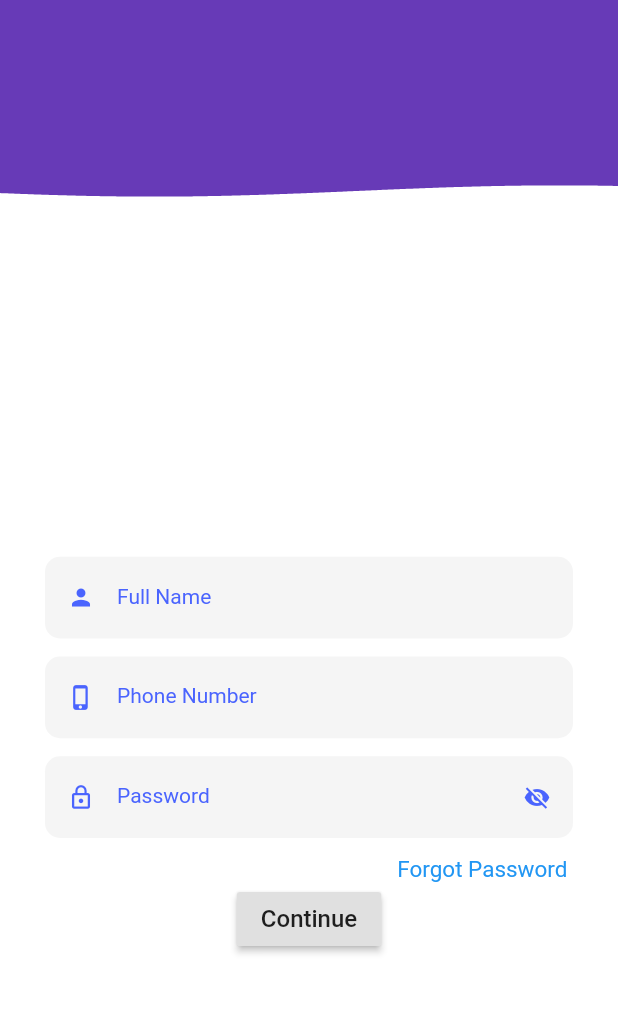
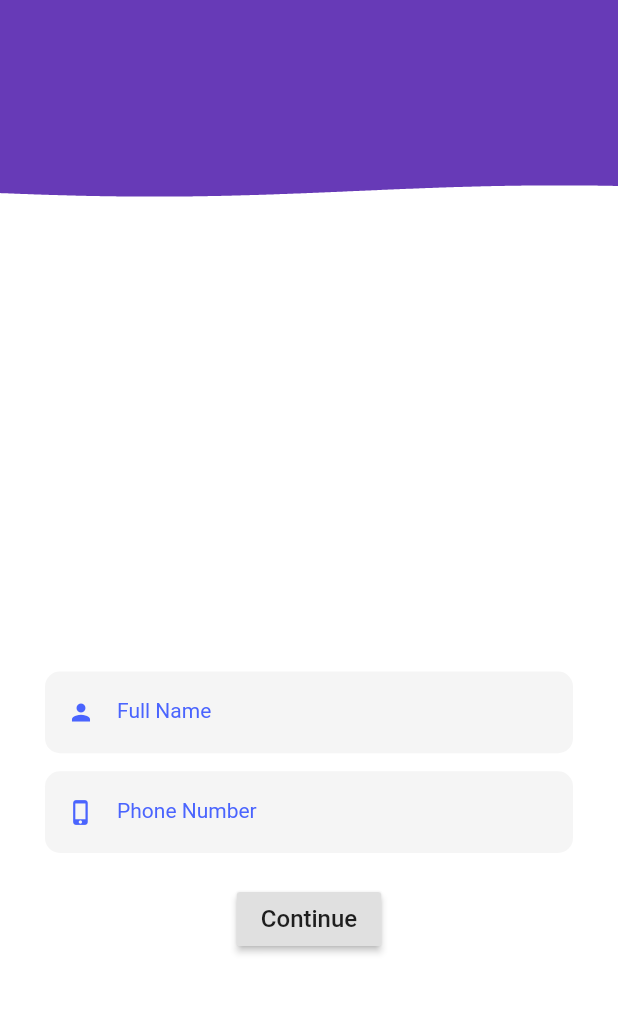
Before and after one commit to sahoosubhadip/Barta, a Flutter app: the screen it shows after launch, after a tap on "AGREE AND CONTINUE", on a phone screen of 412 x 824 dp, the part 221-1235 px from its top. Run offline on Flutter 3.47's test engine with Material 2 defaults, Android fonts, the light colour scheme and no system bars; our stand-ins replace curved_navigation_bar, firebase_auth, flutter_speed_dial, fluttertoast, image_picker, share and 1 more; accounts and stored records are empty; network calls fail.

Commit message:
Project Strated Barta

```diff
--- a/lib/front/AgreeAndStar.dart
+++ b/lib/front/AgreeAndStar.dart
@@ -19,7 +19,8 @@ class _AgreeAndStartState extends State<AgreeAndStart> {
   Widget build(BuildContext context) {
     return Scaffold(
         //backgroundColor: Colors.black,
-        body: Column(
+       body: SingleChildScrollView(
+          child: Column(
              children: <Widget>[
                text1(),
                pic(),
@@ -59,7 +60,9 @@ class _AgreeAndStartState extends State<AgreeAndStart> {
                  height: 20,
                ),
              ],
-    ));
+           )
+       ),
+    );
   }
 }
 
--- a/lib/front/VerifyNo.dart
+++ b/lib/front/VerifyNo.dart
@@ -36,6 +36,10 @@ class _VerifyNoState extends State<VerifyNo> {
               height: 10,
             ),
             button(context),
+            SizedBox(
+              height: 12.0,
+            ),
+            clickableText(),
 
           ],
         ),
@@ -100,5 +104,17 @@ class _VerifyNoState extends State<VerifyNo> {
       ),
     );
   }
+  clickableText() {
+    return GestureDetector(
+        child: RichText(
+          text: TextSpan(
+            text: "Resend OTP  ",
+            style: TextStyle(color: Colors.blue, fontSize: 15),
+          ),
+        ),
+        onTap: () {
+          print("printed");
+        });
+  }
 
 }
--- a/lib/frontpage_animation/ui/views/home_view.dart
+++ b/lib/frontpage_animation/ui/views/home_view.dart
@@ -74,12 +74,11 @@ class _HomeViewState extends State<HomeView> {
                     model.isValidEmail(value);
                   },
                 ),
-
                 SizedBox(
                   height: 12.0,
                 ),
+                TextFieldWidget(
 
-                TextFieldWidget(
                   hintText: 'Phone Number',
                   obscureText: false,
                   prefixIconData: Icons.phone_iphone,
@@ -90,33 +89,11 @@ class _HomeViewState extends State<HomeView> {
                     });
                   },
                 ),
-
                 SizedBox(
-                  height: 12.0,
+                  height: 20.0,
                 ),
-                Column(
-                  crossAxisAlignment: CrossAxisAlignment.end,
-                  children: <Widget>[
-                    TextFieldWidget(
-                      hintText: 'Password',
-                      obscureText: model.isVisible ? false : true,
-                      prefixIconData: Icons.lock_outline,
-                      suffixIconData: model.isVisible
-                          ? Icons.visibility
-                          : Icons.visibility_off,
-                    ),
-                    SizedBox(
-                      height: 12.0,
-                    ),
-                    clickableText(),
-                  ],
-                ),
-//                SizedBox(
-//                  height: 20.0,
-//                ),
                 RaisedButton(
                   onPressed: _auth,
-
                   child: Text('Continue', style: TextStyle(fontSize: 16)),
                 ),
                 SizedBox(
@@ -132,7 +109,7 @@ class _HomeViewState extends State<HomeView> {
 
   _auth() async {
     print(phone);
-    String phoneNumber = "+91"+ phone;
+    String phoneNumber = "+91" + phone;
     firebaseAuth.verifyPhoneNumber(
         phoneNumber: phoneNumber,
         timeout: Duration(seconds: 60),
@@ -140,7 +117,6 @@ class _HomeViewState extends State<HomeView> {
         verificationFailed: verificationFailed,
         codeSent: codeSend,
         codeAutoRetrievalTimeout: codeAutoRetrievalTimeout);
-
   }
 
   codeSend(String verificationId, [int forceResendingToken]) async {
@@ -151,15 +127,13 @@ class _HomeViewState extends State<HomeView> {
     });
   }
 
-   codeAutoRetrievalTimeout
-      (String verificationId) async {
+  codeAutoRetrievalTimeout(String verificationId) async {
     print("codeAutoRetrievalTimeout");
     print(verificationId);
     pageChange(verificationId);
   }
 
-   verificationFailed
-      (AuthException authException) async {
+  verificationFailed(AuthException authException) async {
     print("verificationFailed");
     print(authException);
     // pageChange(verificationID);
@@ -175,28 +149,10 @@ pageChange(verificationId);
     //return "";
   }
 
-
-  pageChange(verificationId){
-
+  pageChange(verificationId) {
     Navigator.push(
       context,
       MaterialPageRoute(builder: (context) => VerifyNo(verificationId)),
     );
-
   }
-
-
 }
-
-clickableText() {
-  return GestureDetector(
-      child: RichText(
-        text: TextSpan(
-          text: "Forgot Password ",
-          style: TextStyle(color: Colors.blue, fontSize: 15),
-        ),
-      ),
-      onTap: () {
-        print("printed");
-      });
-}
```
Lines whose indentation alone changed are shown as unchanged.
